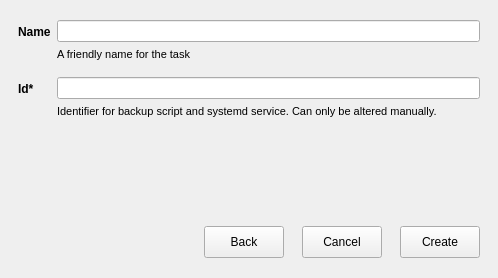
The window that App/newbackuptaskdialog.ui (otsakir/lisa-backup) describes before a commit, drawn with Qt 5.
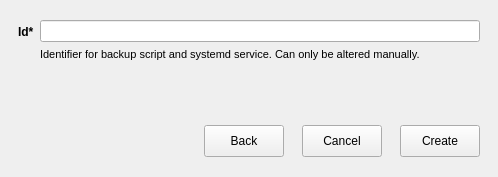
The same window after the commit. The open tabs and pages were chosen to show the change.

Commit message:
removed friendlyname task attribute from UI
Simplifies overall application operation

```diff
--- a/App/newbackuptaskdialog.ui
+++ b/App/newbackuptaskdialog.ui
@@ -7,7 +7,7 @@
     <x>0</x>
     <y>0</y>
     <width>498</width>
-    <height>278</height>
+    <height>177</height>
    </rect>
   </property>
   <property name="windowTitle">
@@ -63,40 +63,6 @@
           <number>16</number>
          </property>
          <item row="0" column="0">
-          <widget class="QLabel" name="label">
-           <property name="font">
-            <font>
-             <bold>true</bold>
-            </font>
-           </property>
-           <property name="text">
-            <string>Name</string>
-           </property>
-          </widget>
-         </item>
-         <item row="0" column="1">
-          <layout class="QVBoxLayout" name="verticalLayout">
-           <property name="spacing">
-            <number>6</number>
-           </property>
-           <item>
-            <widget class="QLineEdit" name="lineEditName"/>
-           </item>
-           <item>
-            <widget class="QLabel" name="label_3">
-             <property name="font">
-              <font>
-               <pointsize>8</pointsize>
-              </font>
-             </property>
-             <property name="text">
-              <string>A friendly name for the task</string>
-             </property>
-            </widget>
-           </item>
-          </layout>
-         </item>
-         <item row="1" column="0">
           <widget class="QLabel" name="label_2">
            <property name="font">
             <font>
@@ -108,7 +74,7 @@
            </property>
           </widget>
          </item>
-         <item row="1" column="1">
+         <item row="0" column="1">
           <layout class="QVBoxLayout" name="verticalLayout_2">
            <property name="spacing">
             <number>6</number>
```
Left out of the diff: 7 changed lines with no effect on the pictures. The commit also changes 4 other files.
